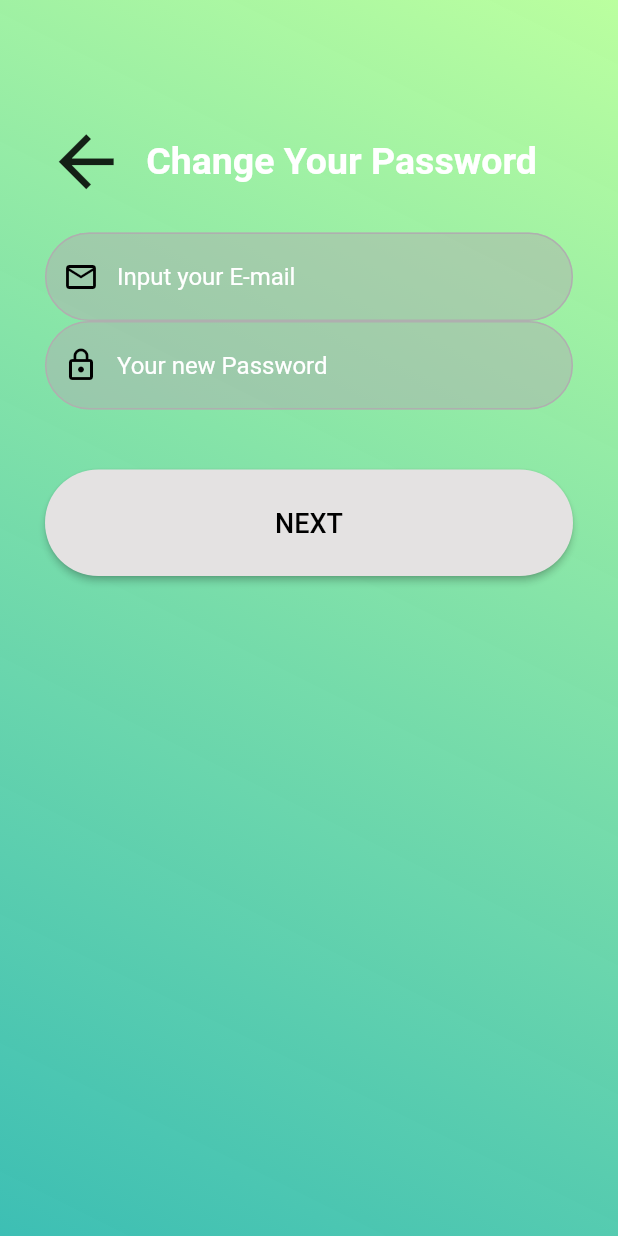
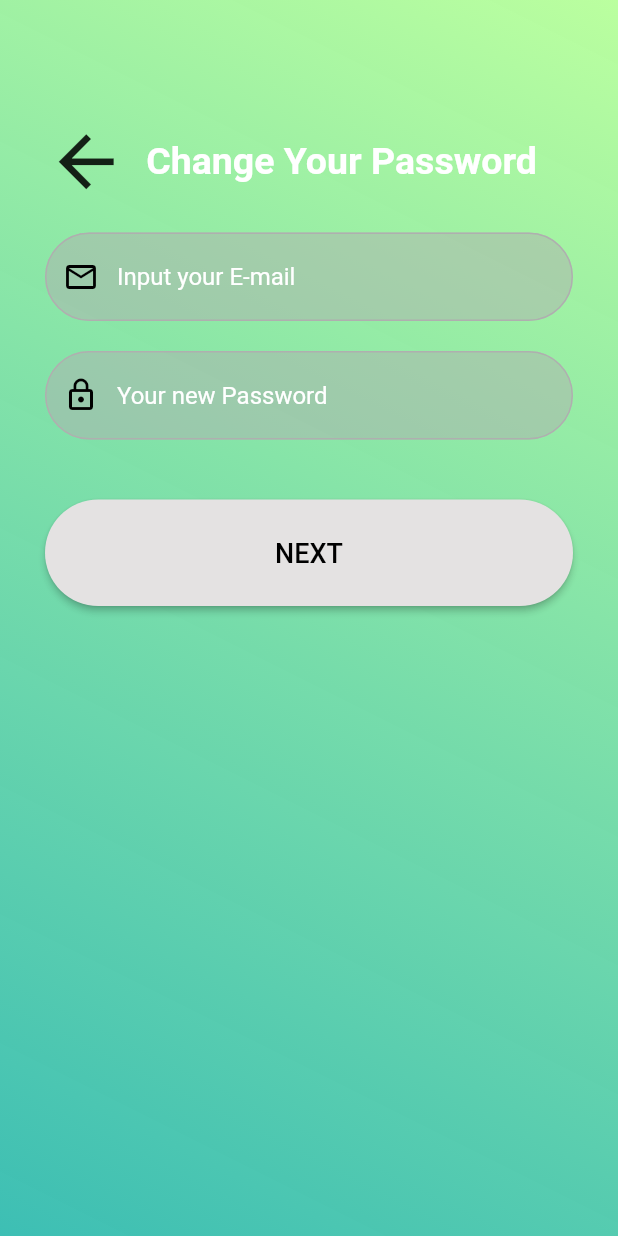
Before and after one commit to Miruzen/BibitDax, a Flutter app: the ForgetPasswd screen opened directly, on a phone screen of 412 x 824 dp. Run offline on Flutter 3.47's test engine with Material 2 defaults, Android fonts, the phone set to English and light mode, and no system bars; our stand-ins replace hive, hive_flutter, syncfusion_flutter_charts; accounts and stored records are empty.

Commit message:
Forget pass final bgt

```diff
--- a/lib/Screens/ForgetPasswd.dart
+++ b/lib/Screens/ForgetPasswd.dart
@@ -51,7 +51,7 @@ class _ForgetPasswd extends State<ForgetPasswd> {
             //   "Your current Password",
             //   Icon(Icons.lock_outline), OldPasswordController,
             // ),
-            // const SizedBox(height: 20,),
+            const SizedBox(height: 20,),
             _inputField2(
               "Your new Password", Icon(Icons.lock_outline), NewPasswordController,
               isPassword: true),
--- a/lib/Screens/Login.dart
+++ b/lib/Screens/Login.dart
@@ -98,7 +98,7 @@ class _LoginState extends State<Login> {
           onTap: () {
             Navigator.push(context, MaterialPageRoute(builder: (context) => ForgetPasswd(),)) ;
           },
-          child: const Text("Forget Password?" , style: TextStyle(color: Colors.white , fontWeight: FontWeight.bold),),
+          child: const Text("Forgot Password?" , style: TextStyle(color: Colors.white , fontWeight: FontWeight.bold),),
         )
       ],
     ) ;
```
